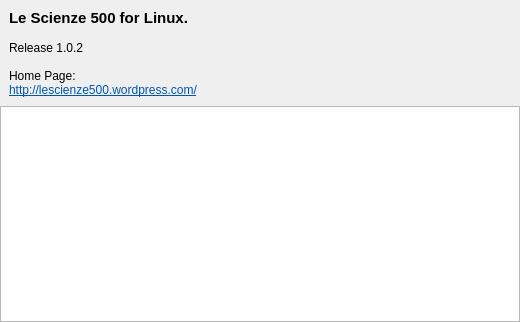
simon-r/LeScienze500, file lescienze500/src/about.ui: the form before one commit.
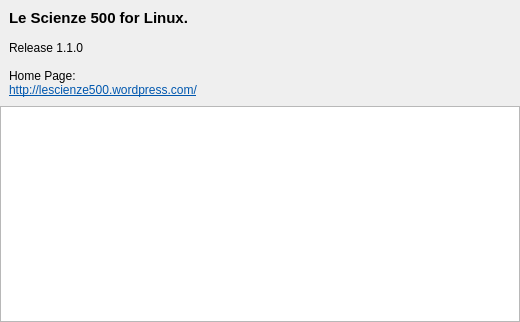
The form after the commit. Icons and pictures are not drawn.

What changed in the file:
```diff
--- a/lescienze500/src/about.ui
+++ b/lescienze500/src/about.ui
@@ -84,7 +84,7 @@
 &lt;/style&gt;&lt;/head&gt;&lt;body style=&quot; font-family:'Sans Serif'; font-size:9pt; font-weight:400; font-style:normal;&quot;&gt;
 &lt;p style=&quot; margin-top:0px; margin-bottom:0px; margin-left:0px; margin-right:0px; -qt-block-indent:0; text-indent:0px;&quot;&gt;&lt;span style=&quot; font-size:11pt; font-weight:600;&quot;&gt;Le Scienze 500 for Linux.&lt;/span&gt;&lt;/p&gt;
 &lt;p style=&quot;-qt-paragraph-type:empty; margin-top:0px; margin-bottom:0px; margin-left:0px; margin-right:0px; -qt-block-indent:0; text-indent:0px;&quot;&gt;&lt;/p&gt;
-&lt;p style=&quot; margin-top:0px; margin-bottom:0px; margin-left:0px; margin-right:0px; -qt-block-indent:0; text-indent:0px;&quot;&gt;Release 1.0.2&lt;/p&gt;
+&lt;p style=&quot; margin-top:0px; margin-bottom:0px; margin-left:0px; margin-right:0px; -qt-block-indent:0; text-indent:0px;&quot;&gt;Release 1.1.0&lt;/p&gt;
 &lt;p style=&quot;-qt-paragraph-type:empty; margin-top:0px; margin-bottom:0px; margin-left:0px; margin-right:0px; -qt-block-indent:0; text-indent:0px;&quot;&gt;&lt;/p&gt;
 &lt;p style=&quot; margin-top:0px; margin-bottom:0px; margin-left:0px; margin-right:0px; -qt-block-indent:0; text-indent:0px;&quot;&gt;Home Page:&lt;/p&gt;
 &lt;p style=&quot; margin-top:0px; margin-bottom:0px; margin-left:0px; margin-right:0px; -qt-block-indent:0; text-indent:0px;&quot;&gt;&lt;a href=&quot;http://lescienze500.wordpress.com/&quot;&gt;&lt;span style=&quot; text-decoration: underline; color:#0057ae;&quot;&gt;http://lescienze500.wordpress.com/&lt;/span&gt;&lt;/a&gt;&lt;/p&gt;&lt;/body&gt;&lt;/html&gt;</string>
```
